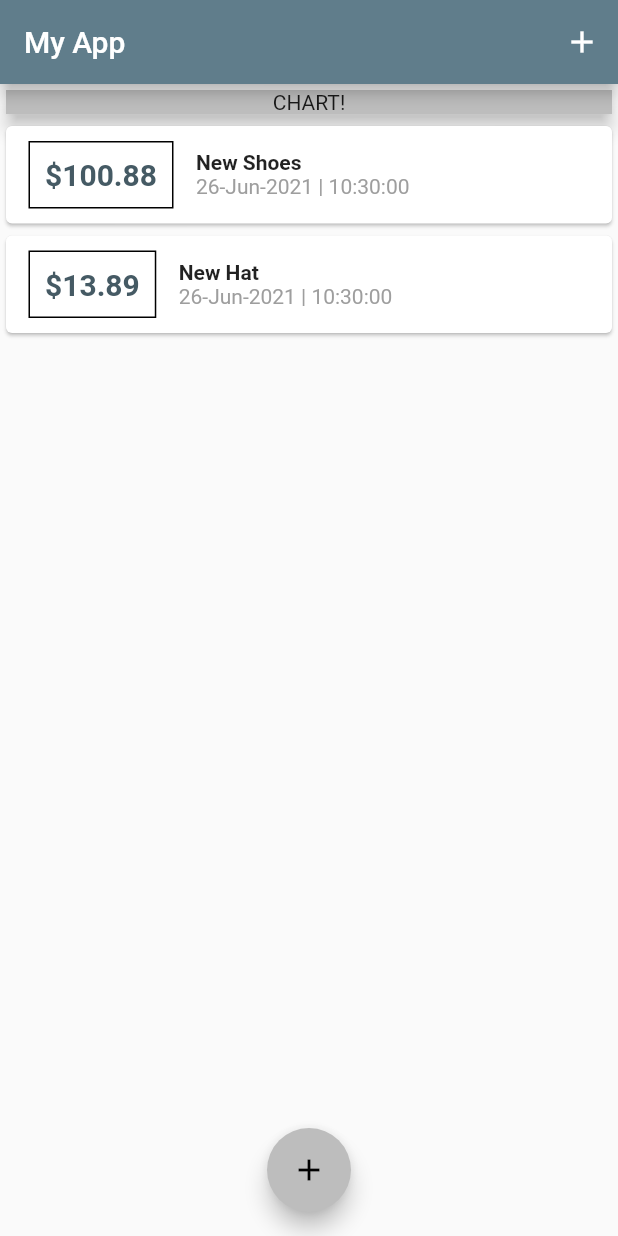
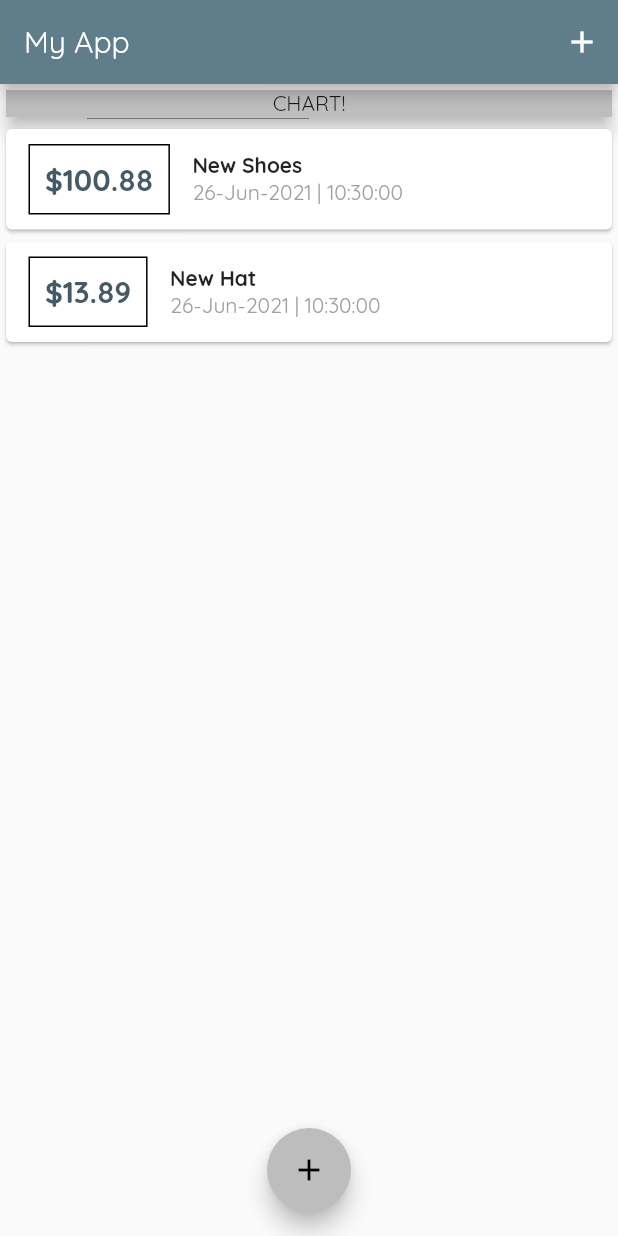
Before and after one commit to thq4n/personal_expenses_application, a Flutter app: the screen it shows after launch, on a phone screen of 412 x 824 dp. Run offline on Flutter 3.47's test engine with Material 2 defaults, Android fonts, the phone set to English and light mode, and no system bars.

Commit message:
Custom fonts

```diff
--- a/lib/main.dart
+++ b/lib/main.dart
@@ -15,6 +15,7 @@
       title: 'My App',
       debugShowCheckedModeBanner: false,
       theme: ThemeData(
+        fontFamily: "Quicksand",
         accentColor: Colors.grey.shade400,
         primarySwatch: Colors.blueGrey,
       ),
```
Also changed, not shown: pubspec.yaml (+13 -10 lines), assets/fonts/OpenSans-Bold.ttf (added), assets/fonts/OpenSans-Regular.ttf (added), assets/fonts/Quicksand-Bold.ttf (added), assets/fonts/Quicksand-Light.ttf (added), assets/fonts/Quicksand-Medium.ttf (added), assets/fonts/Quicksand-Regular.ttf (added).
